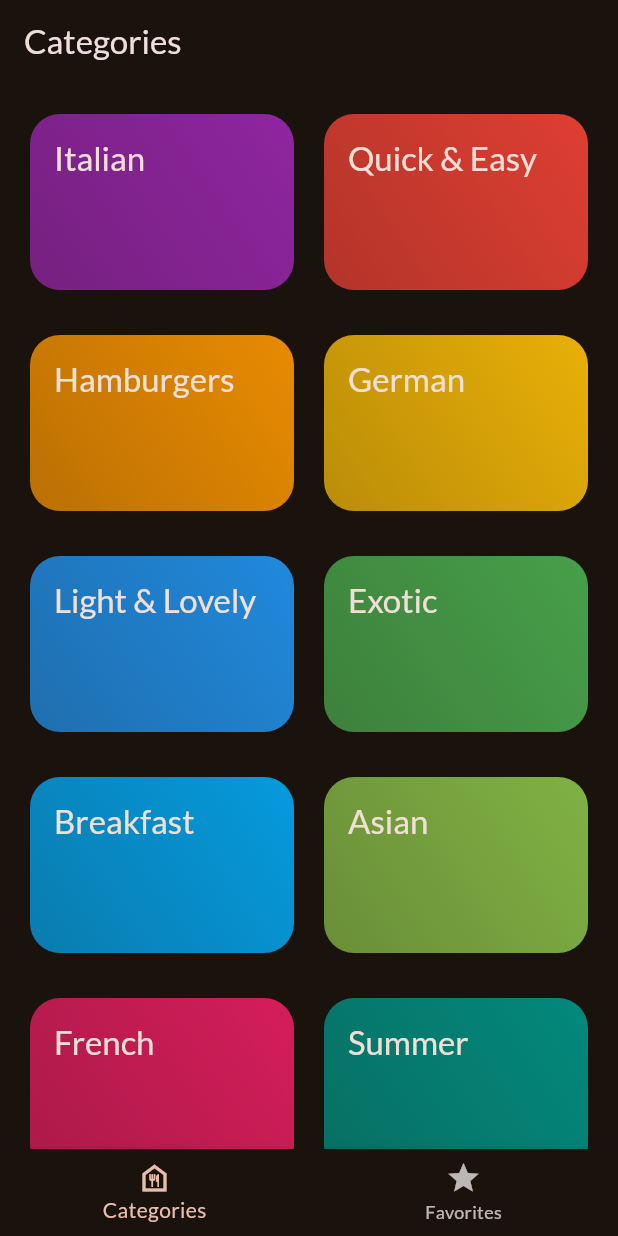
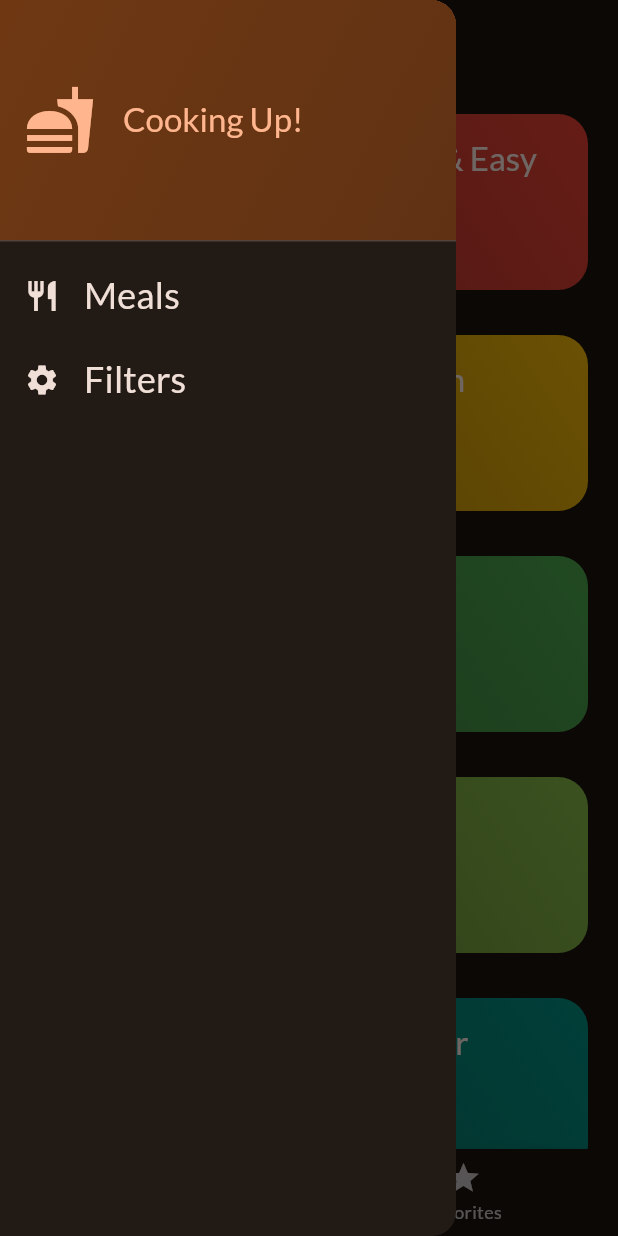
Before and after one commit to Priyanshu-24/meals_app_flutter, a Flutter app: the screen it shows after launch, with the side drawer open (before the commit the screen has no drawer), on a phone screen of 412 x 824 dp. Run offline on Flutter 3.47's test engine with Material 2 defaults, Android fonts, the phone set to English and light mode, and no system bars; our stand-ins replace google_fonts, transparent_image.

Commit message:
drawer added

```diff
--- a/lib/screens/tabs.dart
+++ b/lib/screens/tabs.dart
@@ -2,6 +2,7 @@ import 'package:flutter/material.dart';
 import 'package:meals_app_flutter/models/meal.dart';
 import 'package:meals_app_flutter/screens/categories.dart';
 import 'package:meals_app_flutter/screens/meals.dart';
+import 'package:meals_app_flutter/widgets/main_drawer.dart';
 
 class TabsScreen extends StatefulWidget {
   const TabsScreen({super.key});
@@ -47,6 +48,13 @@ class _TabsScreenState extends State<TabsScreen> {
     });
   }
 
+  void _setScreen(String identifier) {
+    if (identifier == 'filters') {
+    } else {
+      Navigator.pop(context);
+    }
+  }
+
   @override
   Widget build(BuildContext context) {
     Widget activePage = CategoriesScreen(
@@ -67,6 +75,9 @@ class _TabsScreenState extends State<TabsScreen> {
         title: Text(
           activePageTitle,
         ),
+      ),
+      drawer: MainDrawer(
+        onSelectScreen: _setScreen,
       ),
       body: activePage,
       bottomNavigationBar: BottomNavigationBar(
--- /dev/null
+++ b/lib/widgets/main_drawer.dart
@@ -0,0 +1,86 @@
+import 'package:flutter/material.dart';
+
+class MainDrawer extends StatelessWidget {
+  const MainDrawer({
+    super.key,
+    required this.onSelectScreen,
+  });
+
+  final void Function(String identifier) onSelectScreen;
+
+  @override
+  Widget build(BuildContext context) {
+    return Drawer(
+      child: Column(
+        children: [
+          DrawerHeader(
+            padding: const EdgeInsets.all(16),
+            decoration: BoxDecoration(
+              gradient: LinearGradient(
+                colors: [
+                  Theme.of(context).colorScheme.primaryContainer,
+                  Theme.of(context)
+                      .colorScheme
+                      .primaryContainer
+                      .withOpacity(0.8)
+                ],
+                begin: Alignment.topLeft,
+                end: Alignment.bottomRight,
+              ),
+            ),
+            child: Row(
+              children: [
+                Icon(
+                  Icons.fastfood,
+                  size: 48,
+                  color: Theme.of(context).colorScheme.primary,
+                ),
+                const SizedBox(width: 18),
+                Text(
+                  'Cooking Up!',
+                  style: Theme.of(context).textTheme.titleLarge!.copyWith(
+                        color: Theme.of(context).colorScheme.primary,
+                      ),
+                ),
+              ],
+            ),
+          ),
+          ListTile(
+            leading: Icon(
+              Icons.restaurant,
+              size: 24,
+              color: Theme.of(context).colorScheme.onBackground,
+            ),
+            title: Text(
+              'Meals',
+              style: Theme.of(context).textTheme.titleSmall!.copyWith(
+                    color: Theme.of(context).colorScheme.onBackground,
+                    fontSize: 24,
+                  ),
+            ),
+            onTap: () {
+              onSelectScreen('meals');
+            },
+          ),
+          ListTile(
+            leading: Icon(
+              Icons.settings,
+              size: 24,
+              color: Theme.of(context).colorScheme.onBackground,
+            ),
+            title: Text(
+              'Filters',
+              style: Theme.of(context).textTheme.titleSmall!.copyWith(
+                    color: Theme.of(context).colorScheme.onBackground,
+                    fontSize: 24,
+                  ),
+            ),
+            onTap: () {
+              onSelectScreen('filters');
+            },
+          ),
+        ],
+      ),
+    );
+  }
+}
```
